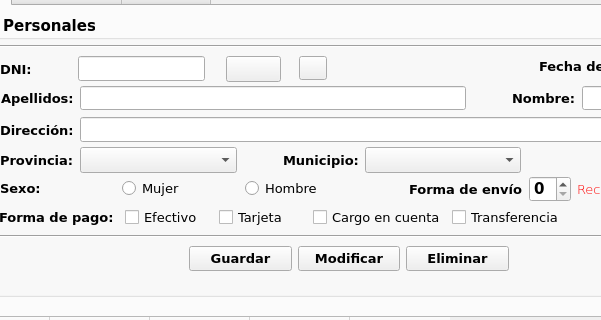
Above: window.ui from beafaro/farocarrera before the change; both pictures show x 133 to 734 and y 101 to 421 of the 1024 by 800 pixel window. Below: the same form after it.
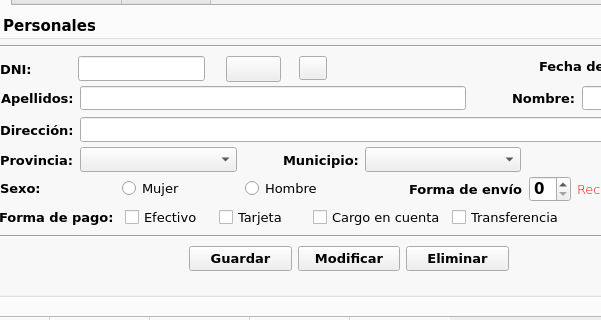
That is the form after the change. The open tabs and pages were chosen to show the change. Icons and pictures are not drawn.

What changed in the file:
```diff
--- a/window.ui
+++ b/window.ui
@@ -198,6 +198,13 @@
             <verstretch>0</verstretch>
            </sizepolicy>
           </property>
+          <property name="font">
+           <font>
+            <pointsize>10</pointsize>
+            <weight>50</weight>
+            <bold>false</bold>
+           </font>
+          </property>
          </widget>
         </item>
         <item>
@@ -240,6 +247,13 @@
             <verstretch>0</verstretch>
            </sizepolicy>
           </property>
+          <property name="font">
+           <font>
+            <pointsize>10</pointsize>
+            <weight>50</weight>
+            <bold>false</bold>
+           </font>
+          </property>
           <property name="sizeAdjustPolicy">
            <enum>QComboBox::AdjustToContentsOnFirstShow</enum>
           </property>
```
Left out of the diff: 12 changed lines with no effect on the pictures.
